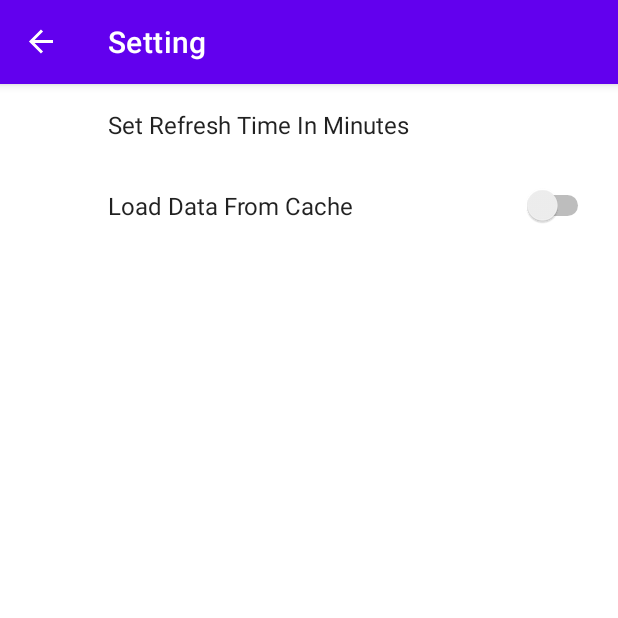
After one commit to maturiKarthik/punkApp, an Android app: the Setting screen opened through its navigation route, on a phone screen of 412 x 824 dp, the top half of it. The commit adds this screen. Run offline under Robolectric (Android 15) with nearby library versions, the phone set to English and light mode, and no system bars; our stand-ins replace Room's generated code, androidx.preference, navigation-ui; 2 statements that could not run were skipped.

Commit message:
Adding the setting screen

```diff
--- a/app/src/main/java/com/example/punkapp/ViewModel/ListFragmentViewModel.kt
+++ b/app/src/main/java/com/example/punkapp/ViewModel/ListFragmentViewModel.kt
@@ -17,15 +17,27 @@ class ListFragmentViewModel(application: Application) : BaseViewModel(applicatio
     val loadingData = MutableLiveData<Boolean>()
     val listOfData = MutableLiveData<List<PunKData>>()
     val errorMessage = MutableLiveData<Boolean>()
-    private val intervalTime = 300000000000L
 
     fun loadContent() {
+        val loadDataFromDb = Repository.sharedPrefHelper.getLoadDataFromCache()
+        var intervalTime = Repository.sharedPrefHelper.getRefreshTime()?.toLong()
+        Log.d("TEST", "Time interval $intervalTime")
+        intervalTime = intervalTime?.times(60)?.times(1000)?.times(1000)?.times(1000)
         val lastTime = Repository.sharedPrefHelper.getTime()
-        lastTime.let {
-            if (it != 0L && System.nanoTime() - it!! < intervalTime) {
+
+        when {
+            (loadDataFromDb == true) -> {
+                Log.d("TEST", "Loading from DB")
                 loadDataFromDb()
-            } else {
-                loadDataFromServer()
+            }
+            else -> {
+                lastTime.let {
+                    if (it != 0L && System.nanoTime() - it!! < intervalTime!!) {
+                        loadDataFromDb()
+                    } else {
+                        loadDataFromServer()
+                    }
+                }
             }
         }
     }
@@ -38,7 +50,7 @@ class ListFragmentViewModel(application: Application) : BaseViewModel(applicatio
         Repository.retrofitHelper.getAllBeersList()?.enqueue(object : Callback<List<PunKData>> {
             override fun onFailure(call: Call<List<PunKData>>, t: Throwable) {
                 loadingData.value = false
-                errorMessage.value = false
+                errorMessage.value = true
                 Log.e("error", t.toString())
             }
 
--- a/app/src/main/java/com/example/punkapp/util/SharedPrefHelper.kt
+++ b/app/src/main/java/com/example/punkapp/util/SharedPrefHelper.kt
@@ -11,7 +11,7 @@ class SharedPrefHelper {
 
         private var instance: SharedPrefHelper? = null
         private var pref: SharedPreferences? = null
-        private const val INTERVAL_TIME = "time"
+        private const val ENTRY_TIME = "time"
         private val LOCK = Any()
 
         operator fun invoke(context: Context) = instance
@@ -32,12 +32,17 @@ class SharedPrefHelper {
 
     fun setTime(time: Long) {
         pref?.edit(commit = true) {
-            putLong(INTERVAL_TIME, time)
+            putLong(ENTRY_TIME, time)
         }
     }
 
     fun getTime(): Long? {
         return pref?.getLong(
-            INTERVAL_TIME, 0L)
+            ENTRY_TIME, 0L
+        )
     }
+
+    fun getRefreshTime() = pref?.getString("refresh_Interval", "5")
+
+    fun getLoadDataFromCache() = pref?.getBoolean("LOAD_DB", false)
 }
--- a/app/src/main/java/com/example/punkapp/view/ListFragment.kt
+++ b/app/src/main/java/com/example/punkapp/view/ListFragment.kt
@@ -1,12 +1,11 @@
 package com.example.punkapp.view
 
 import android.os.Bundle
-import android.view.LayoutInflater
-import android.view.View
-import android.view.ViewGroup
+import android.view.*
 import androidx.fragment.app.Fragment
 import androidx.lifecycle.Observer
 import androidx.lifecycle.ViewModelProviders
+import androidx.navigation.Navigation
 import androidx.recyclerview.widget.LinearLayoutManager
 import com.example.punkapp.R
 import com.example.punkapp.ViewModel.ListFragmentViewModel
@@ -39,6 +38,7 @@ class ListFragment : Fragment() {
             listFragmentViewModel.refresh()
             refreshApp.isRefreshing = false // Stopping the refresh
         }
+        setHasOptionsMenu(true)
         observe()
     }
 
@@ -55,4 +55,20 @@ class ListFragment : Fragment() {
             if (it) error_msg.visibility = View.VISIBLE else error_msg.visibility = View.GONE
         })
     }
+
+    override fun onCreateOptionsMenu(menu: Menu, inflater: MenuInflater) {
+        inflater.inflate(R.menu.menu, menu)
+        super.onCreateOptionsMenu(menu, inflater)
+    }
+
+    override fun onOptionsItemSelected(item: MenuItem): Boolean {
+        when (item.itemId) {
+            R.id.setting -> {
+                // Toast.makeText(context, "Setting clicked", Toast.LENGTH_SHORT).show()
+                val settingaction = ListFragmentDirections.actionListFragmentToSetting2()
+                Navigation.findNavController(this.requireView()).navigate(settingaction)
+            }
+        }
+        return true
+    }
 }
--- /dev/null
+++ b/app/src/main/java/com/example/punkapp/view/Setting.kt
@@ -0,0 +1,12 @@
+package com.example.punkapp.view
+
+import android.os.Bundle
+import androidx.preference.PreferenceFragmentCompat
+import com.example.punkapp.R
+
+class Setting : PreferenceFragmentCompat() {
+
+    override fun onCreatePreferences(savedInstanceState: Bundle?, rootKey: String?) {
+        setPreferencesFromResource(R.xml.setting_fragment, rootKey)
+    }
+}
--- /dev/null
+++ b/app/src/main/res/menu/menu.xml
@@ -0,0 +1,8 @@
+<?xml version="1.0" encoding="utf-8"?>
+<menu xmlns:android="http://schemas.android.com/apk/res/android">
+    <item
+        android:id="@+id/setting"
+        android:title="@string/setting"
+        />
+
+</menu>
--- a/app/src/main/res/navigation/navigation.xml
+++ b/app/src/main/res/navigation/navigation.xml
@@ -13,6 +13,9 @@
         <action
             android:id="@+id/action_listFragment_to_detailFragment"
             app:destination="@id/detailFragment" />
+        <action
+            android:id="@+id/action_listFragment_to_setting2"
+            app:destination="@id/setting2" />
     </fragment>
     <fragment
         android:id="@+id/detailFragment"
@@ -27,4 +30,8 @@
             app:argType="integer"
             android:defaultValue="0" />
     </fragment>
+    <fragment
+        android:id="@+id/setting2"
+        android:name="com.example.punkapp.view.Setting"
+        android:label="Setting" />
 </navigation>
--- a/app/src/main/res/values/strings.xml
+++ b/app/src/main/res/values/strings.xml
@@ -3,4 +3,5 @@
     <!-- TODO: Remove or change this placeholder text -->
     <string name="hello_blank_fragment">Hello blank fragment</string>
     <string name="error_msg">Error Loading Content ..!</string>
+    <string name="setting">Setting</string>
 </resources>
--- /dev/null
+++ b/app/src/main/res/xml/setting_fragment.xml
@@ -0,0 +1,16 @@
+<?xml version="1.0" encoding="utf-8"?>
+<PreferenceScreen xmlns:android="http://schemas.android.com/apk/res/android">
+
+    <EditTextPreference
+        android:defaultValue="5"
+        android:key="refresh_Interval"
+        android:title="Set Refresh Time In Minutes" />
+
+
+    <SwitchPreference
+        android:defaultValue="false"
+        android:key="LOAD_DB"
+        android:title="Load Data From Cache" />
+
+
+</PreferenceScreen>
```
Lines whose indentation alone changed are shown as unchanged.
